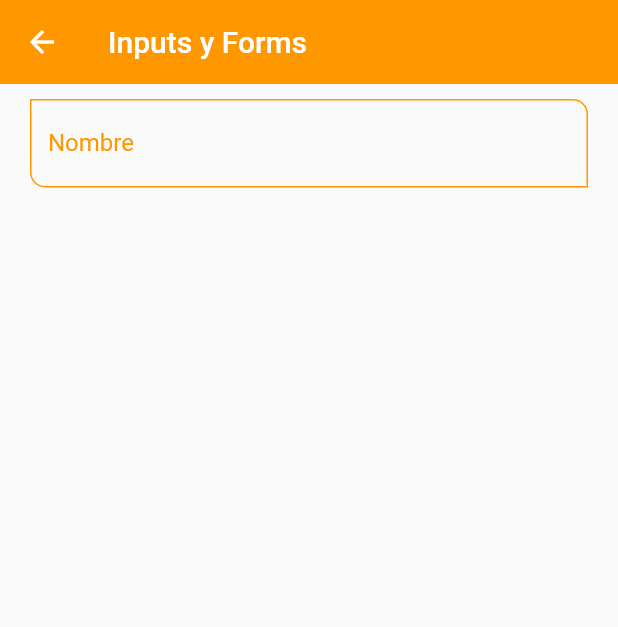
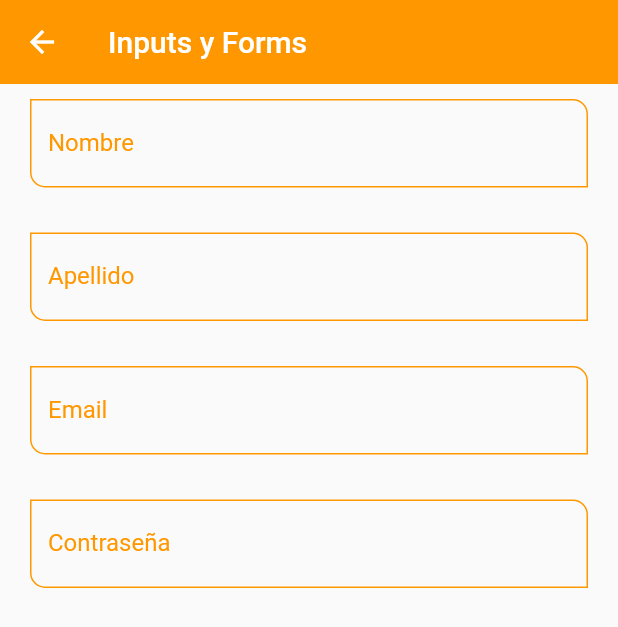
Before and after one commit to OlafRuv/FlutterBasics, a Flutter app: the InputsScreen screen opened by its route, on a phone screen of 412 x 824 dp. Shown: the top 627 px of the screen. Run offline on Flutter 3.47's test engine with Material 2 defaults, Android fonts, the phone set to English and light mode, and no system bars.

Commit message:
Password and email modifications

```diff
--- a/lib/screens/inputs_screen.dart
+++ b/lib/screens/inputs_screen.dart
@@ -19,7 +19,26 @@ class InputsScreen extends StatelessWidget {
               CustomInputField(
                 hintText: 'Nombre del usuario',
                 labelText: 'Nombre',
-                )
+              ),
+              SizedBox(height: 30),
+              CustomInputField(
+                hintText: 'Apellido del usuario',
+                labelText: 'Apellido',
+              ),
+              SizedBox(height: 30),
+              CustomInputField(
+                hintText: 'Email del usuario',
+                labelText: 'Email',
+                keyboardType: TextInputType.emailAddress,
+              ),
+              SizedBox(height: 30),
+              CustomInputField(
+                hintText: 'Contraseña',
+                labelText: 'Contraseña',
+                isPassword: true,
+              ),
+              SizedBox(height: 30),
+
             ],
           ),
         ),
--- a/lib/theme/app_theme.dart
+++ b/lib/theme/app_theme.dart
@@ -62,13 +62,13 @@ class AppTheme{
           topRight: Radius.circular(10)
         )
       ),
-      // border: OutlineInputBorder(
-      //   borderSide: BorderSide(color: AppTheme.primary),
-      //   borderRadius: BorderRadius.only(
-      //     bottomLeft: Radius.circular(10),
-      //     topRight: Radius.circular(10)
-      //   )
-      // )
+      border: OutlineInputBorder(
+        borderSide: BorderSide(color: primary),
+        borderRadius: BorderRadius.only(
+          bottomLeft: Radius.circular(10),
+          topRight: Radius.circular(10)
+        )
+      )
     )
 
   );
--- a/lib/widgets/custom_input_field.dart
+++ b/lib/widgets/custom_input_field.dart
@@ -10,6 +10,8 @@ class CustomInputField extends StatelessWidget {
     final IconData? icon;
     final IconData? sufixIcon;
     final IconData? prefixIcon;
+    final TextInputType? keyboardType;
+    final bool isPassword;
 
     const CustomInputField({
       Key? key,
@@ -20,6 +22,8 @@ class CustomInputField extends StatelessWidget {
       this.icon,
       this.sufixIcon,
       this.prefixIcon,
+      this.keyboardType,
+      this.isPassword = false,
     }) : super(key: key);
 
   @override
@@ -27,6 +31,8 @@ class CustomInputField extends StatelessWidget {
     return TextFormField(
       autofocus: false,
       initialValue: '',
+      keyboardType: keyboardType,
+      obscureText: isPassword,
       textCapitalization: TextCapitalization.words,
       onChanged: (value) {
         print(value);
```
